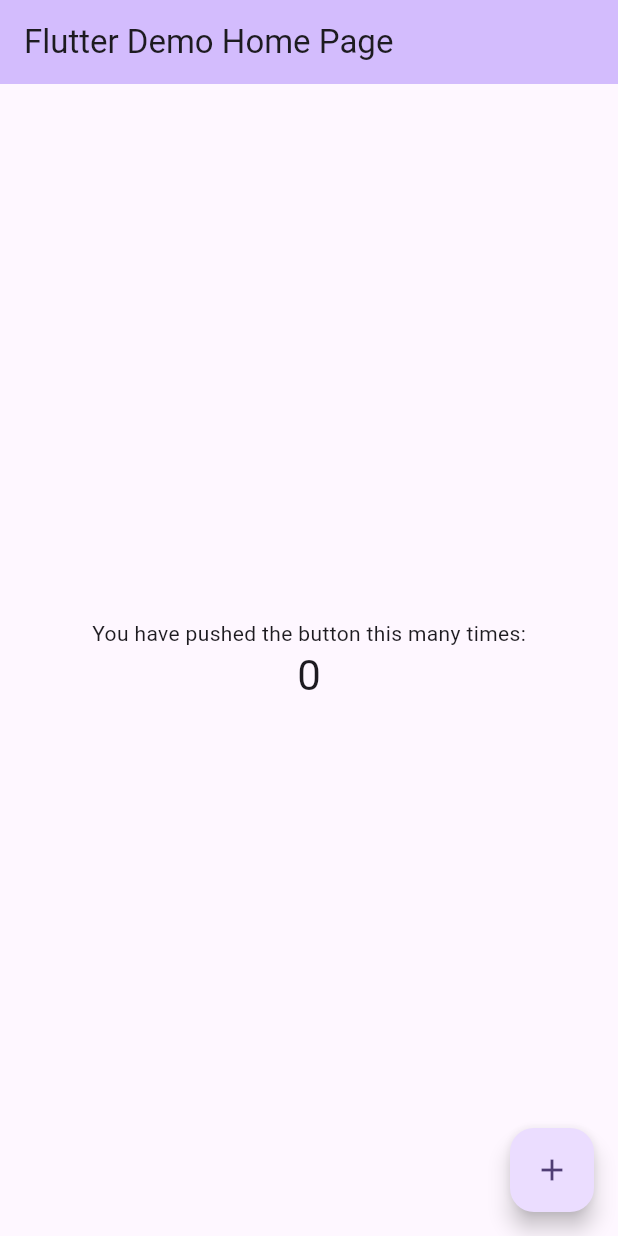
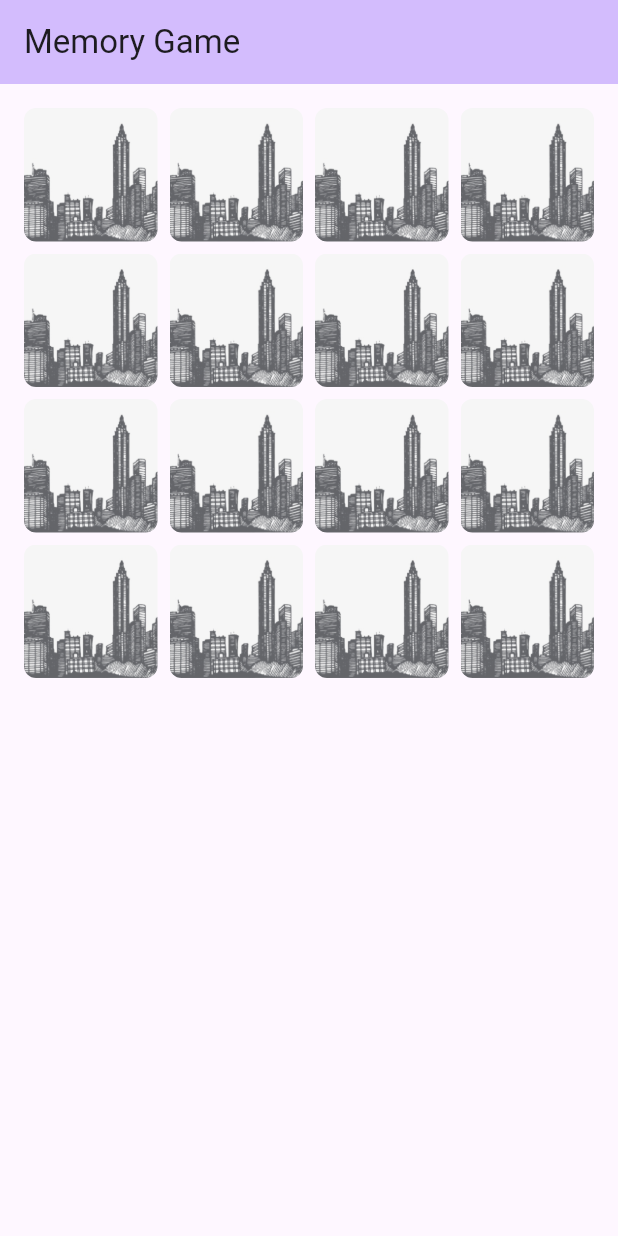
Before and after one commit to TJs87474/Card-Matching-Game, a Flutter app: the screen it shows after launch, on a phone screen of 412 x 824 dp. Run offline on Flutter 3.47's test engine with Material 3 defaults, Android fonts, the light colour scheme and no system bars.

Commit message:
added card game and images

```diff
--- a/lib/main.dart
+++ b/lib/main.dart
@@ -1,4 +1,6 @@
 import 'package:flutter/material.dart';
+import 'dart:math';
+import 'package:provider/provider.dart';
 
 void main() {
   runApp(const MyApp());
@@ -7,116 +9,146 @@ void main() {
 class MyApp extends StatelessWidget {
   const MyApp({super.key});
 
-  // This widget is the root of your application.
   @override
   Widget build(BuildContext context) {
-    return MaterialApp(
-      title: 'Flutter Demo',
-      theme: ThemeData(
-        // This is the theme of your application.
-        //
-        // TRY THIS: Try running your application with "flutter run". You'll see
-        // the application has a purple toolbar. Then, without quitting the app,
-        // try changing the seedColor in the colorScheme below to Colors.green
-        // and then invoke "hot reload" (save your changes or press the "hot
-        // reload" button in a Flutter-supported IDE, or press "r" if you used
-        // the command line to start the app).
-        //
-        // Notice that the counter didn't reset back to zero; the application
-        // state is not lost during the reload. To reset the state, use hot
-        // restart instead.
-        //
-        // This works for code too, not just values: Most code changes can be
-        // tested with just a hot reload.
-        colorScheme: ColorScheme.fromSeed(seedColor: Colors.deepPurple),
+    return ChangeNotifierProvider(
+      create: (context) => GameState(),
+      child: MaterialApp(
+        title: 'Memory Game',
+        theme: ThemeData(
+          colorScheme: ColorScheme.fromSeed(seedColor: Colors.deepPurple),
+        ),
+        home: const CardGridPage(),
       ),
-      home: const MyHomePage(title: 'Flutter Demo Home Page'),
     );
   }
 }
 
-class MyHomePage extends StatefulWidget {
-  const MyHomePage({super.key, required this.title});
+class CardModel {
+  final String frontImage;
+  final String backImage;
+  bool isFaceUp;
 
-  // This widget is the home page of your application. It is stateful, meaning
-  // that it has a State object (defined below) that contains fields that affect
-  // how it looks.
-
-  // This class is the configuration for the state. It holds the values (in this
-  // case the title) provided by the parent (in this case the App widget) and
-  // used by the build method of the State. Fields in a Widget subclass are
-  // always marked "final".
-
-  final String title;
-
-  @override
-  State<MyHomePage> createState() => _MyHomePageState();
+  CardModel({
+    required this.frontImage,
+    required this.backImage,
+    this.isFaceUp = false,
+  });
 }
 
-class _MyHomePageState extends State<MyHomePage> {
-  int _counter = 0;
+class GameState extends ChangeNotifier {
+  final int gridSize = 4; // 4x4 Grid (Total 16 cards)
+  late List<CardModel> cards;
+  List<int> flippedIndexes = [];
 
-  void _incrementCounter() {
-    setState(() {
-      // This call to setState tells the Flutter framework that something has
-      // changed in this State, which causes it to rerun the build method below
-      // so that the display can reflect the updated values. If we changed
-      // _counter without calling setState(), then the build method would not be
-      // called again, and so nothing would appear to happen.
-      _counter++;
-    });
+  GameState() {
+    _initializeCards();
   }
+
+  void _initializeCards() {
+    List<String> images = [
+      'assets/images/card_1.png',
+      'assets/images/card_2.png',
+      'assets/images/card_3.png',
+      'assets/images/card_4.png',
+      'assets/images/card_5.png',
+      'assets/images/card_6.png',
+      'assets/images/card_7.png',
+      'assets/images/card_8.png',
+    ];
+
+    // Create pairs and shuffle
+    List<CardModel> cardPairs = [];
+    for (var image in images) {
+      cardPairs.add(CardModel(frontImage: image, backImage: 'assets/images/card_back.png'));
+      cardPairs.add(CardModel(frontImage: image, backImage: 'assets/images/card_back.png'));
+    }
+    cardPairs.shuffle(Random()); // Shuffle the pairs
+
+    // Assign to game state
+    cards = cardPairs;
+    notifyListeners();
+  }
+
+  void flipCard(int index) {
+    if (flippedIndexes.length == 2 || cards[index].isFaceUp) return;
+
+    cards[index].isFaceUp = true;
+    flippedIndexes.add(index);
+
+    if (flippedIndexes.length == 2) {
+      Future.delayed(Duration(seconds: 1), () {
+        _checkMatch();
+      });
+    }
+
+    notifyListeners();
+  }
+
+  void _checkMatch() {
+    if (cards[flippedIndexes[0]].frontImage == cards[flippedIndexes[1]].frontImage) {
+      // Matching pair found, keep face-up
+      flippedIndexes.clear();
+    } else {
+      // No match, flip back down
+      for (var index in flippedIndexes) {
+        cards[index].isFaceUp = false;
+      }
+      flippedIndexes.clear();
+    }
+    notifyListeners();
+  }
+}
+
+
+class CardGridPage extends StatelessWidget {
+  const CardGridPage({super.key});
 
   @override
   Widget build(BuildContext context) {
-    // This method is rerun every time setState is called, for instance as done
-    // by the _incrementCounter method above.
-    //
-    // The Flutter framework has been optimized to make rerunning build methods
-    // fast, so that you can just rebuild anything that needs updating rather
-    // than having to individually change instances of widgets.
+    final gameState = Provider.of<GameState>(context);
+
     return Scaffold(
       appBar: AppBar(
-        // TRY THIS: Try changing the color here to a specific color (to
-        // Colors.amber, perhaps?) and trigger a hot reload to see the AppBar
-        // change color while the other colors stay the same.
+        title: const Text('Memory Game'),
         backgroundColor: Theme.of(context).colorScheme.inversePrimary,
-        // Here we take the value from the MyHomePage object that was created by
-        // the App.build method, and use it to set our appbar title.
-        title: Text(widget.title),
       ),
-      body: Center(
-        // Center is a layout widget. It takes a single child and positions it
-        // in the middle of the parent.
-        child: Column(
-          // Column is also a layout widget. It takes a list of children and
-          // arranges them vertically. By default, it sizes itself to fit its
-          // children horizontally, and tries to be as tall as its parent.
-          //
-          // Column has various properties to control how it sizes itself and
-          // how it positions its children. Here we use mainAxisAlignment to
-          // center the children vertically; the main axis here is the vertical
-          // axis because Columns are vertical (the cross axis would be
-          // horizontal).
-          //
-          // TRY THIS: Invoke "debug painting" (choose the "Toggle Debug Paint"
-          // action in the IDE, or press "p" in the console), to see the
-          // wireframe for each widget.
-          mainAxisAlignment: MainAxisAlignment.center,
-          children: <Widget>[
-            const Text('You have pushed the button this many times:'),
-            Text(
-              '$_counter',
-              style: Theme.of(context).textTheme.headlineMedium,
-            ),
-          ],
+      body: Padding(
+        padding: const EdgeInsets.all(16.0),
+        child: LayoutBuilder(
+          builder: (context, constraints) {
+            // Calculate the size of each card to fill the screen and double the size
+            double cardSize = (constraints.maxWidth - (gameState.gridSize + 1) * 8) / gameState.gridSize;
+            cardSize *= 4; // Double the card size
+
+            return GridView.builder(
+              gridDelegate: SliverGridDelegateWithFixedCrossAxisCount(
+                crossAxisCount: gameState.gridSize,
+                crossAxisSpacing: 8.0,
+                mainAxisSpacing: 8.0,
+              ),
+              itemCount: gameState.cards.length,
+              itemBuilder: (context, index) {
+                final card = gameState.cards[index];
+                return GestureDetector(
+                  onTap: () => gameState.flipCard(index),
+                  child: Container(
+                    width: cardSize, // Set the width dynamically
+                    height: cardSize, // Set the height dynamically
+                    decoration: BoxDecoration(
+                      image: DecorationImage(
+                        image: AssetImage(card.isFaceUp ? card.frontImage : card.backImage),
+                        fit: BoxFit.cover,
+                      ),
+                      borderRadius: BorderRadius.circular(8.0),
+                    ),
+                  ),
+                );
+              },
+            );
+          },
         ),
       ),
-      floatingActionButton: FloatingActionButton(
-        onPressed: _incrementCounter,
-        tooltip: 'Increment',
-        child: const Icon(Icons.add),
-      ), // This trailing comma makes auto-formatting nicer for build methods.
     );
   }
 }
--- a/pubspec.yaml
+++ b/pubspec.yaml
@@ -30,6 +30,7 @@ environment:
 dependencies:
   flutter:
     sdk: flutter
+  provider: ^6.0.5
 
   # The following adds the Cupertino Icons font to your application.
   # Use with the CupertinoIcons class for iOS style icons.
@@ -56,6 +57,8 @@ flutter:
   # included with your application, so that you can use the icons in
   # the material Icons class.
   uses-material-design: true
+  assets:
+      - assets/images/
 
   # To add assets to your application, add an assets section, like this:
   # assets:
```
Also changed, not shown: assets/images/card_1.png (added), assets/images/card_2.png (added), assets/images/card_3.png (added), assets/images/card_4.png (added), assets/images/card_5.png (added), assets/images/card_6.png (added), assets/images/card_7.png (added), assets/images/card_8.png (added), assets/images/card_back.png (added), pubspec.lock.
